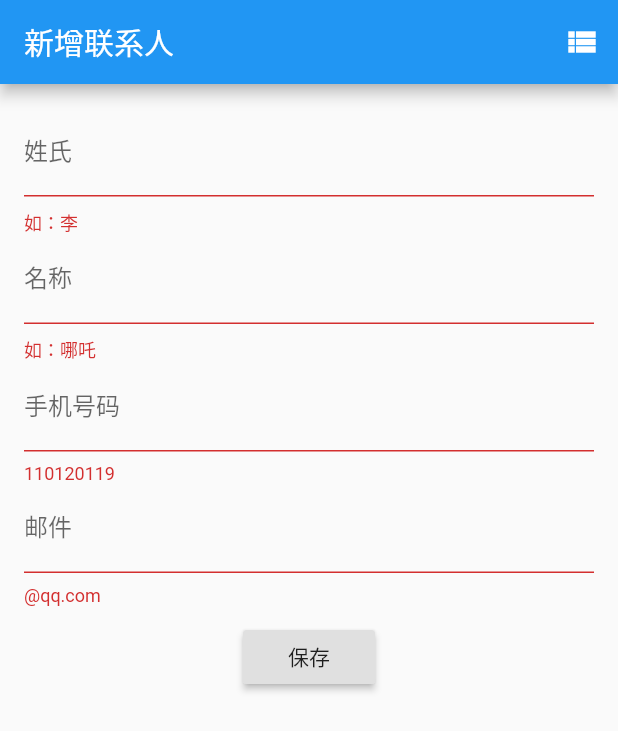
After one commit to ReverseScale/FlutterDemo, a Flutter app: the screen it shows after launch, after a tap on "保存", on a phone screen of 412 x 824 dp. The commit adds this screen. Shown: the top 731 px of the screen. Run offline on Flutter 3.47's test engine with Material 2 defaults, Android fonts, the phone set to English and light mode, and no system bars; our stand-ins replace dio, fluro, rxdart, shared_preferences, sqflite; accounts and stored records are empty; network calls fail.

Commit message:
✨:Introducing new features for SQList.

```diff
--- /dev/null
+++ b/hello_flutter_app/lib/SQListApp.dart
@@ -0,0 +1,176 @@
+import 'package:flutter/material.dart';
+import 'dart:async';
+import 'dbhelper.dart';
+
+class SQList extends StatefulWidget {
+  SQList({Key key, this.title}) : super(key: key);
+
+  final String title;
+  @override
+  _SQListState createState() => _SQListState();
+}
+
+class _SQListState extends State<SQList> {
+  Employee employee = Employee("", "", "", "");
+
+  String firstname;
+  String lastname;
+  String emailId;
+  String mobileno;
+
+  final scaffoldKey = GlobalKey<ScaffoldState>();
+  final formKey = GlobalKey<FormState>();
+
+  @override
+  Widget build(BuildContext context) {
+    return Scaffold(
+      key: scaffoldKey,
+      appBar: AppBar(title: Text('新增联系人'), actions: <Widget>[
+        IconButton(
+          icon: const Icon(Icons.view_list),
+          tooltip: '保存',
+          onPressed: () {
+            navigateToEmployeeList();
+          },
+        ),
+      ]),
+      body: Padding(
+        padding: const EdgeInsets.all(16.0),
+        child: Form(
+          key: formKey,
+          child: Column(
+            children: [
+              TextFormField(
+                keyboardType: TextInputType.text,
+                decoration: InputDecoration(labelText: '姓氏'),
+                validator: (val) => val.length == 0 ? "如：李" : null,
+                onSaved: (val) => this.firstname = val,
+              ),
+              TextFormField(
+                keyboardType: TextInputType.text,
+                decoration: InputDecoration(labelText: '名称'),
+                validator: (val) => val.length == 0 ? '如：哪吒' : null,
+                onSaved: (val) => this.lastname = val,
+              ),
+              TextFormField(
+                keyboardType: TextInputType.phone,
+                decoration: InputDecoration(labelText: '手机号码'),
+                validator: (val) => val.length == 0 ? '110120119' : null,
+                onSaved: (val) => this.mobileno = val,
+              ),
+              TextFormField(
+                keyboardType: TextInputType.emailAddress,
+                decoration: InputDecoration(labelText: '邮件'),
+                validator: (val) => val.length == 0 ? '@qq.com' : null,
+                onSaved: (val) => this.emailId = val,
+              ),
+              Container(
+                margin: const EdgeInsets.only(top: 10.0),
+                child: RaisedButton(
+                  onPressed: _submit,
+                  child: Text('保存'),
+                ),
+              )
+            ],
+          ),
+        ),
+      ),
+    );
+  }
+
+  void _submit() {
+    if (this.formKey.currentState.validate()) {
+      formKey.currentState.save();
+    } else {
+      return null;
+    }
+    var employee = Employee(firstname, lastname, mobileno, emailId);
+    var dbHelper = DBHelper();
+    dbHelper.saveEmployee(employee);
+    _showSnackBar("联系人保存成功");
+  }
+
+  void _showSnackBar(String text) {
+    scaffoldKey.currentState.showSnackBar(SnackBar(content: Text(text)));
+  }
+
+  void navigateToEmployeeList() {
+    Navigator.push(
+      context,
+      MaterialPageRoute(builder: (context) => AddressList()),
+    );
+  }
+}
+
+Future<List<Employee>> fetchEmployeesFromDatabase() async {
+  var dbHelper = DBHelper();
+  Future<List<Employee>> employees = dbHelper.getEmployees();
+  return employees;
+}
+
+
+// 通讯录列表
+class AddressList extends StatefulWidget {
+  @override
+  _AddressListState createState() => _AddressListState();
+}
+
+class _AddressListState extends State<AddressList> {
+  @override
+  Widget build(BuildContext context) {
+    return Scaffold(
+      appBar: AppBar(
+        title: Text('通讯录'),
+      ),
+      body: Container(
+        padding: EdgeInsets.all(16.0),
+        child: FutureBuilder<List<Employee>>(
+          future: fetchEmployeesFromDatabase(),
+          builder: (context, snapshot) {
+            if (snapshot.hasData) {
+              return ListView.builder(
+                  itemCount: snapshot.data.length,
+                  itemBuilder: (context, index) {
+                    return Column(
+                        crossAxisAlignment: CrossAxisAlignment.start,
+                        children: <Widget>[
+                          Text(snapshot.data[index].firstName,
+                              style: TextStyle(
+                                  fontWeight: FontWeight.bold, fontSize: 18.0)),
+                          Text(snapshot.data[index].lastName,
+                              style: TextStyle(
+                                  fontWeight: FontWeight.bold, fontSize: 14.0)),
+                          Divider()
+                        ]);
+                  });
+            } else if (snapshot.hasError) {
+              return Text("${snapshot.error}");
+            }
+            return Container(
+              alignment: AlignmentDirectional.center,
+              child: CircularProgressIndicator(),
+            );
+          },
+        ),
+      ),
+    );
+  }
+}
+
+
+
+// Model
+class Employee {
+  String firstName;
+  String lastName;
+  String mobileNo;
+  String emailId;
+
+  Employee(this.firstName, this.lastName, this.mobileNo, this.emailId);
+  Employee.fromMap(Map map) {
+    firstName = map[firstName];
+    lastName = map[lastName];
+    mobileNo = map[mobileNo];
+    emailId = map[emailId];
+  }
+}
--- a/hello_flutter_app/lib/main.dart
+++ b/hello_flutter_app/lib/main.dart
@@ -9,6 +9,7 @@ import 'package:hello_flutter_app/TabApp.dart';
 import 'package:hello_flutter_app/ChatsApp.dart';
 import 'package:hello_flutter_app/TouchApp.dart';
 import 'package:hello_flutter_app/DataApp.dart';
+import 'package:hello_flutter_app/SQListApp.dart';
 
 // main 入口方法，进入 MyApp
 // 单行调用使用 “=> 函数”
@@ -45,6 +46,6 @@ void main() {
 
   runApp(MaterialApp(
     title: 'Data',
-    home: SaveAndLoad(),
+    home: SQList(),
   ));
 }
--- a/hello_flutter_app/pubspec.yaml
+++ b/hello_flutter_app/pubspec.yaml
@@ -19,6 +19,9 @@ dependencies:
   # The following adds the Cupertino Icons font to your application.
   # Use with the CupertinoIcons class for iOS style icons.
   cupertino_icons: ^0.1.2
+
+  path_provider: '>=0.3.0'
+  sqflite: any
 
   # bottom_tab_bar:
   #   git: https://github.com/LiuC520/flutter_bottom_tab_bar.git
```
Also changed, not shown: hello_flutter_app/lib/dbhelper.dart (added, +66 -0 lines), 5 other files.
